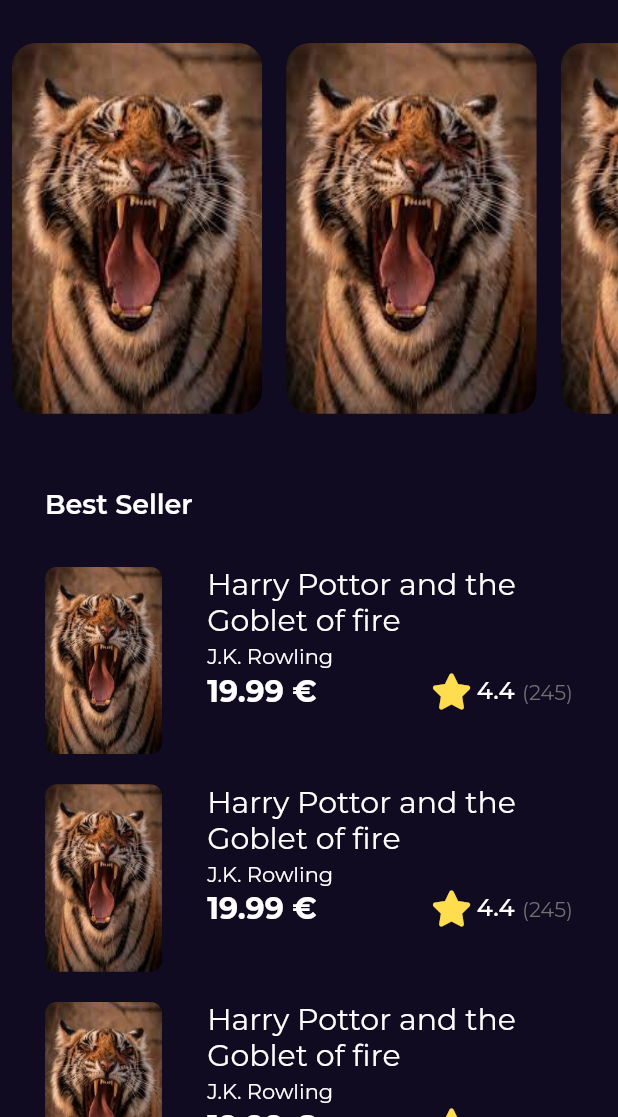
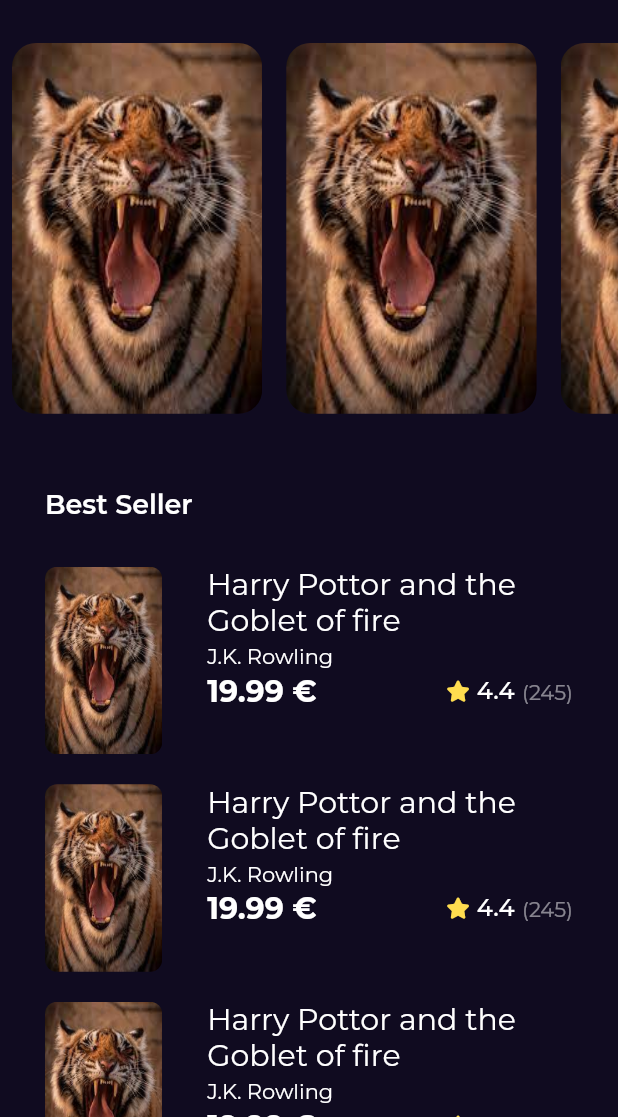
Before and after one commit to mahmoud-gabr/bookly_app, a Flutter app: the screen it shows after launch, on a phone screen of 412 x 824 dp, the part 119-1236 px from its top. Run offline on Flutter 3.47's test engine with Material 2 defaults, Android fonts, the phone set to English and light mode, and no system bars; our stand-ins replace font_awesome_flutter, go_router, google_fonts.

Commit message:
add rating to book details view

```diff
--- a/lib/features/home/presentation/views/widgets/book_details_view_body.dart
+++ b/lib/features/home/presentation/views/widgets/book_details_view_body.dart
@@ -1,4 +1,5 @@
 import 'package:book_app/core/utils/styles.dart';
+import 'package:book_app/features/home/presentation/views/widgets/booking_rate.dart';
 import 'package:book_app/features/home/presentation/views/widgets/custom_book_details_app_bar.dart';
 import 'package:book_app/features/home/presentation/views/widgets/custom_book_image.dart';
 import 'package:flutter/material.dart';
@@ -36,6 +37,12 @@ class BookDetailsViewBody extends StatelessWidget {
             ),
           ),
         ),
+        const SizedBox(
+          height: 18,
+        ),
+        const BookRating(
+          mainAxisAlignment: MainAxisAlignment.center,
+        ),
       ],
     );
   }
--- a/lib/features/home/presentation/views/widgets/booking_rate.dart
+++ b/lib/features/home/presentation/views/widgets/booking_rate.dart
@@ -4,29 +4,35 @@ import 'package:flutter/material.dart';
 import 'package:font_awesome_flutter/font_awesome_flutter.dart';
 
 class BookRating extends StatelessWidget {
-  const BookRating({super.key});
-
+  const BookRating(
+      {super.key, this.mainAxisAlignment = MainAxisAlignment.start});
+  final MainAxisAlignment mainAxisAlignment;
   @override
   Widget build(BuildContext context) {
     return Row(
-      children: [
-        const Icon(
+      mainAxisAlignment: mainAxisAlignment,
+      children: const [
+        Icon(
           FontAwesomeIcons.solidStar,
           color: Color(0xffFFDD4F),
+          size: 14,
         ),
-        const SizedBox(
+        SizedBox(
           width: 6.3,
         ),
-        const Text(
+        Text(
           '4.4',
           style: Styles.textStyle16,
         ),
-        const SizedBox(
+        SizedBox(
           width: 5,
         ),
-        Text(
-          '(245)',
-          style: Styles.textStyle14.copyWith(color: const Color(0xff707070)),
+        Opacity(
+          opacity: .5,
+          child: Text(
+            '(245)',
+            style: Styles.textStyle14,
+          ),
         )
       ],
     );
```
